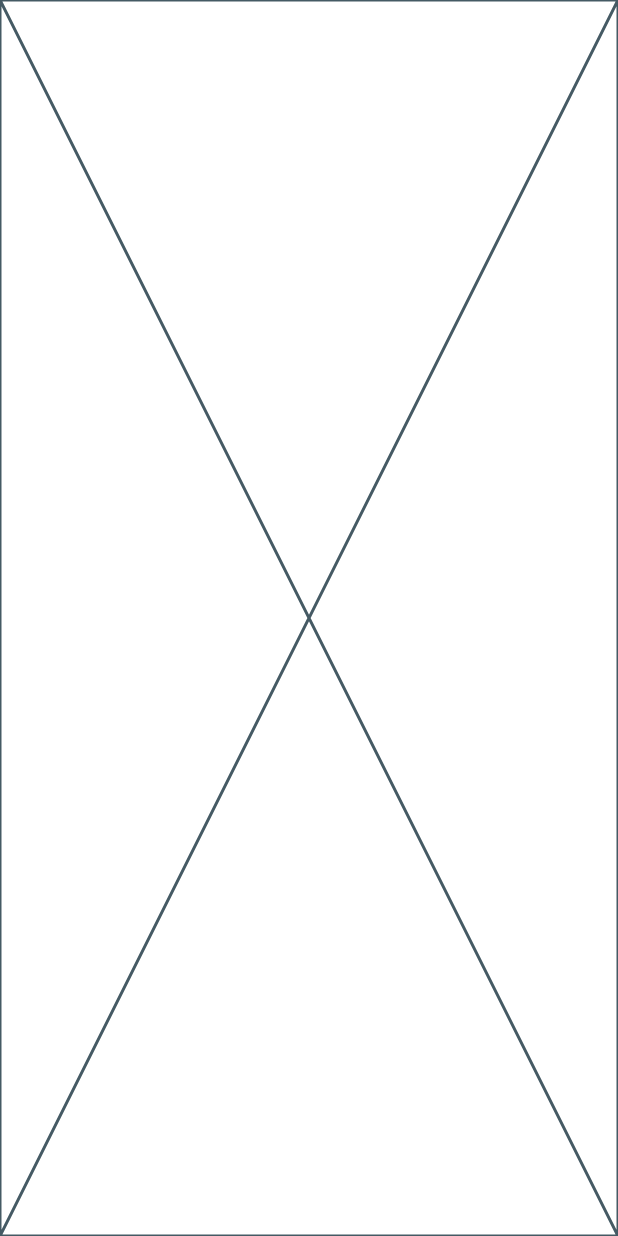
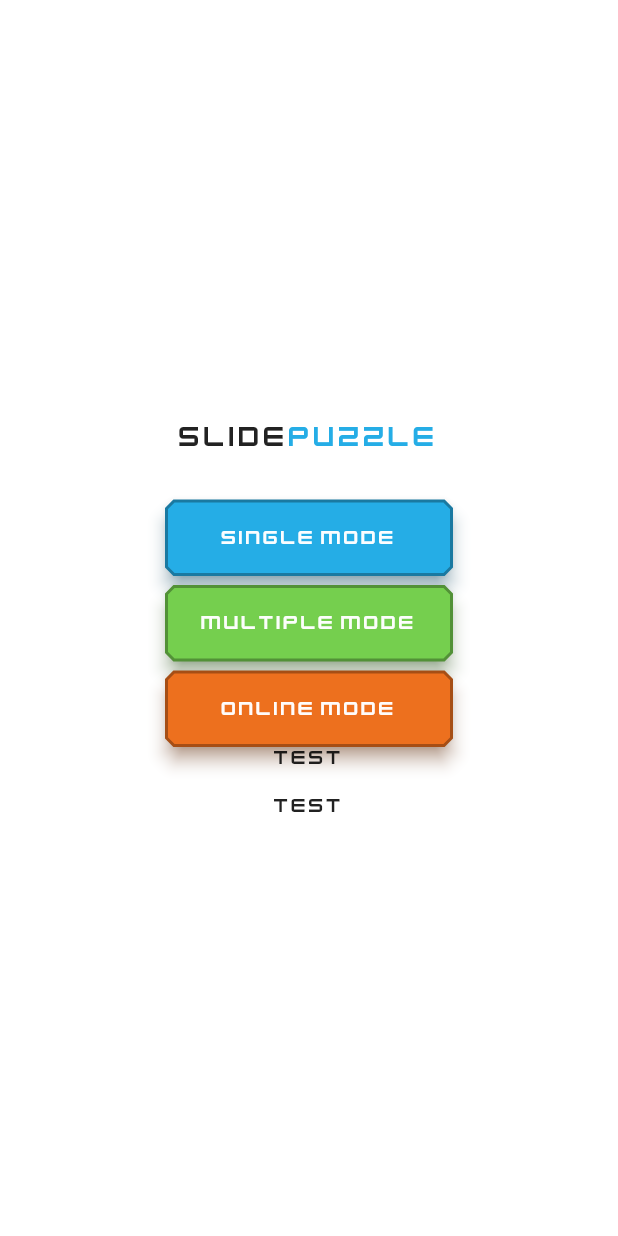
Before and after one commit to sonuos1501/slidepuzzle, a Flutter app: the screen it shows after launch, on a phone screen of 412 x 824 dp. Run offline on Flutter 3.47's test engine with Material 2 defaults, Android fonts, the light colour scheme and no system bars; our stand-ins replace flex_color_scheme, flutter_hooks, flutter_riverpod, flutter_styled_toast, gap, go_router and 4 more; missing offline and left inert: flutter_portal; accounts and stored records are empty.

Commit message:
create home play and playboard

```diff
--- a/lib/app.dart
+++ b/lib/app.dart
@@ -2,7 +2,10 @@ import 'package:flutter/material.dart';
 import 'package:flutter_riverpod/flutter_riverpod.dart';
 import 'package:go_router/go_router.dart';
 import 'package:slidepuzzle/src/features/app_settings/app_setting_controller.dart';
+import 'package:slidepuzzle/src/features/home/home.dart';
+import 'package:slidepuzzle/src/features/playboard/controllers/playboard_info_controller.dart';
 import 'package:slidepuzzle/src/utils/app_infos/app_infos.dart';
+import 'package:slidepuzzle/src/widgets/widgets.dart';
 
 class App extends ConsumerStatefulWidget {
   const App({super.key});
@@ -13,8 +16,8 @@ class App extends ConsumerStatefulWidget {
       GoRoute(
         path: '/',
         builder: (context, state) {
-          AppInfos.setAppTitle('Phạm Thế Sơn');
-          return const Test();
+          AppInfos.setAppTitle('Slide Puzzle - Home');
+          return const HomePage();
         },
       ),
     ],
@@ -27,27 +30,20 @@ class App extends ConsumerStatefulWidget {
 class _AppState extends ConsumerState<App> {
   @override
   Widget build(BuildContext context) {
+    final playboardDefaultColor = ref.watch(
+      playboardInfoControllerProvider.select(
+        (value) => value.color,
+      ),
+    );
     final isDarkTheme = ref.watch(appSettingControllerProvider.select((value) => value.isDarkTheme));
 
     return MaterialApp.router(
       routerConfig: App.router,
       debugShowCheckedModeBanner: false,
       themeMode: isDarkTheme ? ThemeMode.dark : ThemeMode.light,
+      theme: playboardDefaultColor.lightTheme,
+      darkTheme: playboardDefaultColor.darkTheme,
       onGenerateTitle: (context) => 'Not Found',
     );
   }
 }
-
-class Test extends StatefulWidget {
-  const Test({super.key});
-
-  @override
-  State<Test> createState() => _TestState();
-}
-
-class _TestState extends State<Test> {
-  @override
-  Widget build(BuildContext context) {
-    return const Placeholder();
-  }
-}
--- a/lib/bootstraps.dart
+++ b/lib/bootstraps.dart
@@ -5,6 +5,7 @@ import 'package:flutter_riverpod/flutter_riverpod.dart';
 import 'package:hive_flutter/hive_flutter.dart';
 import 'package:slidepuzzle/src/cores/db/db.dart';
 import 'package:slidepuzzle/src/features/app_settings/app_setting_local.dart';
+import 'package:slidepuzzle/src/features/playboard/repositories/playboard_local.dart';
 
 void bootstraps(Widget app) async {
   SystemChrome.setEnabledSystemUIMode(SystemUiMode.immersiveSticky);
@@ -16,10 +17,14 @@ void bootstraps(Widget app) async {
   AppSettingLocal appSettingLocal = AppSettingLocalImpl();
   await appSettingLocal.init();
 
+  PlayboardLocal playboardLocal = PlayboardLocalImpl();
+  await playboardLocal.init();
+
   runApp(
     ProviderScope(
       overrides: [
         appSettingLocalProvider.overrideWithValue(appSettingLocal),
+        playboardLocalProvider.overrideWithValue(playboardLocal),
       ],
       child: Portal(child: app),
     ),
--- /dev/null
+++ b/lib/src/features/home/home.dart
@@ -0,0 +1 @@
+export 'screens/home_page.dart';
--- /dev/null
+++ b/lib/src/features/home/screens/home_page.dart
@@ -0,0 +1,61 @@
+import 'package:flutter/material.dart';
+import 'package:gap/gap.dart';
+import 'package:slidepuzzle/src/widgets/widgets.dart';
+
+class HomePage extends StatelessWidget {
+  const HomePage({super.key});
+
+  @override
+  Widget build(BuildContext context) {
+    return Scaffold(
+      body: SafeArea(
+        child: Column(
+          mainAxisAlignment: MainAxisAlignment.center,
+          children: <Widget>[
+            Padding(
+              padding: const EdgeInsets.only(bottom: 32),
+              child: Text.rich(
+                TextSpan(
+                  text: 'Slide',
+                  children: [
+                    TextSpan(
+                      text: 'puzzle',
+                      style: Theme.of(context).textTheme.titleLarge!.copyWith(
+                            color: Theme.of(context).colorScheme.primary,
+                          ),
+                    ),
+                  ],
+                  style: Theme.of(context).textTheme.titleLarge,
+                ),
+              ),
+            ),
+            Column(
+              children: [
+                SlidepuzzleButton(
+                  color: ButtonColors.blue,
+                  onPressed: () {},
+                  child: const Text('Single Mode'),
+                ),
+                const SizedBox(height: 8),
+                SlidepuzzleButton(
+                  color: ButtonColors.green,
+                  onPressed: () {},
+                  child: const Text('Multiple Mode'),
+                ),
+                const SizedBox(height: 8),
+                SlidepuzzleButton(
+                  color: ButtonColors.red,
+                  onPressed: () {},
+                  child: const Text('Online Mode'),
+                ),
+              ],
+            ),
+            const Center(child: Text('test')),
+            const Gap(16),
+            const Text('test'),
+          ],
+        ),
+      ),
+    );
+  }
+}
--- /dev/null
+++ b/lib/src/features/playboard/controllers/playboard_controller.dart
@@ -0,0 +1,3 @@
+import 'package:flutter_riverpod/flutter_riverpod.dart';
+
+// typedef PlayboardController<T extends PlayboardS> = StateNotifier<T>;
```
Also changed, not shown: lib/src/features/playboard/controllers/playboard_info_controller.dart (added, +32 -0 lines), lib/src/features/playboard/repositories/playboard_local.dart (added, +27 -0 lines).
